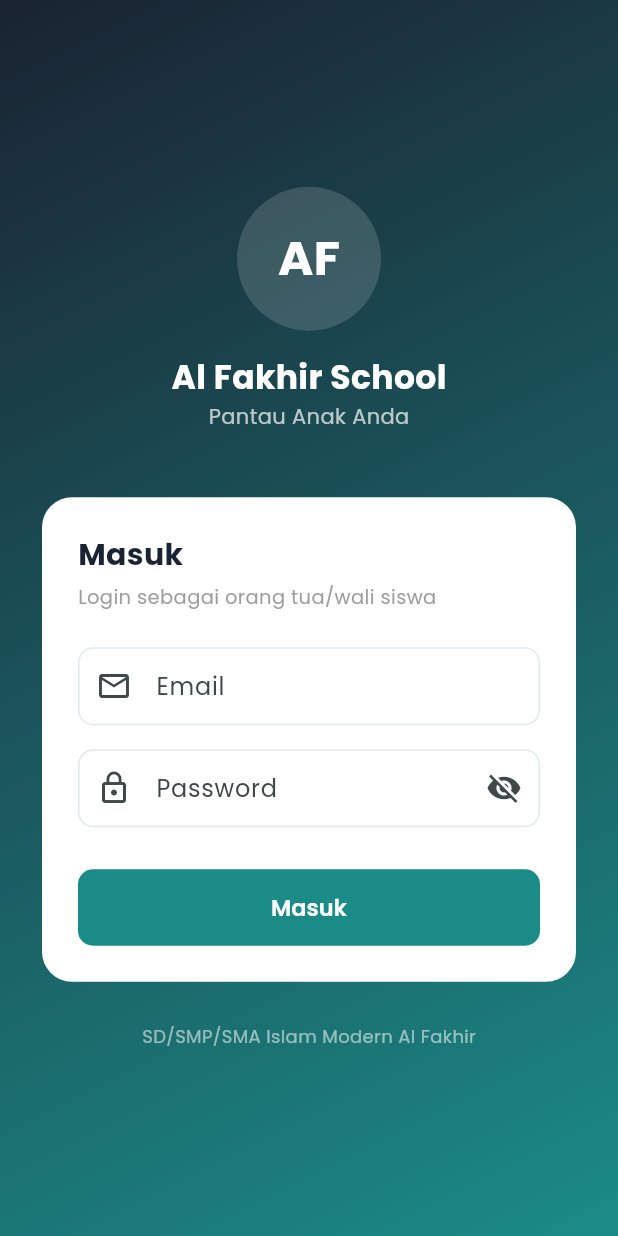
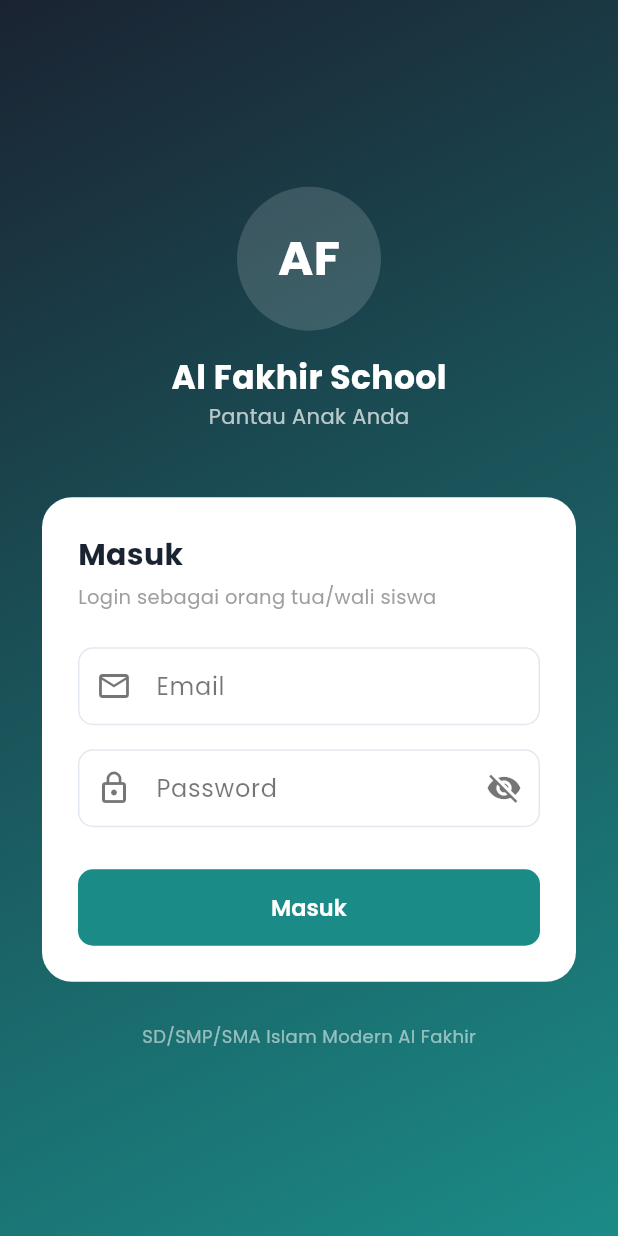
Before and after one commit to AlfakhirSchool/ALFAKHIR_SCHOOL, a Flutter app: the screen it shows after launch, on a phone screen of 412 x 824 dp. Run offline on Flutter 3.47's test engine with Material 3 defaults, Android fonts, the phone set to English and light mode, and no system bars; our stand-ins replace dio, firebase_messaging, flutter_secure_storage, shared_preferences; accounts and stored records are empty.

Commit message:
fix: black text in input fields + seed users script
- Add explicit style: TextStyle(color: Colors.black87) to all TextFormField
  in both login screens so typed text is clearly visible
- Add labelStyle, hintStyle, prefixIconColor to inputDecorationTheme
- Add scripts/seed-users.sh to create demo users with password winky123

Co-Authored-By: Claude Sonnet 4.6 <noreply@anthropic.com>

```diff
--- a/orang_tua_app/lib/core/theme.dart
+++ b/orang_tua_app/lib/core/theme.dart
@@ -49,6 +49,10 @@ ThemeData appTheme = ThemeData(
     filled: true,
     fillColor: Colors.white,
     contentPadding: const EdgeInsets.symmetric(horizontal: 16, vertical: 14),
+    labelStyle: const TextStyle(color: Colors.black54),
+    hintStyle: const TextStyle(color: Colors.black38),
+    prefixIconColor: Colors.black54,
+    suffixIconColor: Colors.black54,
   ),
   bottomNavigationBarTheme: const BottomNavigationBarThemeData(
     selectedItemColor: colorPrimary,
--- a/orang_tua_app/lib/screens/login_screen.dart
+++ b/orang_tua_app/lib/screens/login_screen.dart
@@ -76,6 +76,7 @@ class _LoginScreenState extends State<LoginScreen> {
                             TextFormField(
                               controller: _emailCtrl,
                               keyboardType: TextInputType.emailAddress,
+                              style: const TextStyle(color: Colors.black87),
                               decoration: const InputDecoration(labelText: 'Email', prefixIcon: Icon(Icons.email_outlined)),
                               validator: (v) => v == null || !v.contains('@') ? 'Email tidak valid' : null,
                             ),
@@ -84,6 +85,7 @@ class _LoginScreenState extends State<LoginScreen> {
                             TextFormField(
                               controller: _passwordCtrl,
                               obscureText: _obscure,
+                              style: const TextStyle(color: Colors.black87),
                               decoration: InputDecoration(
                                 labelText: 'Password',
                                 prefixIcon: const Icon(Icons.lock_outline),
--- a/siswa_app/lib/core/theme.dart
+++ b/siswa_app/lib/core/theme.dart
@@ -54,6 +54,10 @@ ThemeData appTheme = ThemeData(
     filled: true,
     fillColor: Colors.white,
     contentPadding: const EdgeInsets.symmetric(horizontal: 16, vertical: 14),
+    labelStyle: const TextStyle(color: Colors.black54),
+    hintStyle: const TextStyle(color: Colors.black38),
+    prefixIconColor: Colors.black54,
+    suffixIconColor: Colors.black54,
   ),
   bottomNavigationBarTheme: const BottomNavigationBarThemeData(
     selectedItemColor: colorSMA,
--- a/siswa_app/lib/screens/login_screen.dart
+++ b/siswa_app/lib/screens/login_screen.dart
@@ -93,6 +93,7 @@ class _LoginScreenState extends State<LoginScreen> {
                             TextFormField(
                               controller: _emailCtrl,
                               keyboardType: TextInputType.emailAddress,
+                              style: const TextStyle(color: Colors.black87),
                               decoration: const InputDecoration(
                                 labelText: 'Email',
                                 prefixIcon: Icon(Icons.email_outlined),
@@ -105,6 +106,7 @@ class _LoginScreenState extends State<LoginScreen> {
                             TextFormField(
                               controller: _passwordCtrl,
                               obscureText: _obscure,
+                              style: const TextStyle(color: Colors.black87),
                               decoration: InputDecoration(
                                 labelText: 'Password',
                                 prefixIcon: const Icon(Icons.lock_outline),
```
Also changed, not shown: 1 other file.
